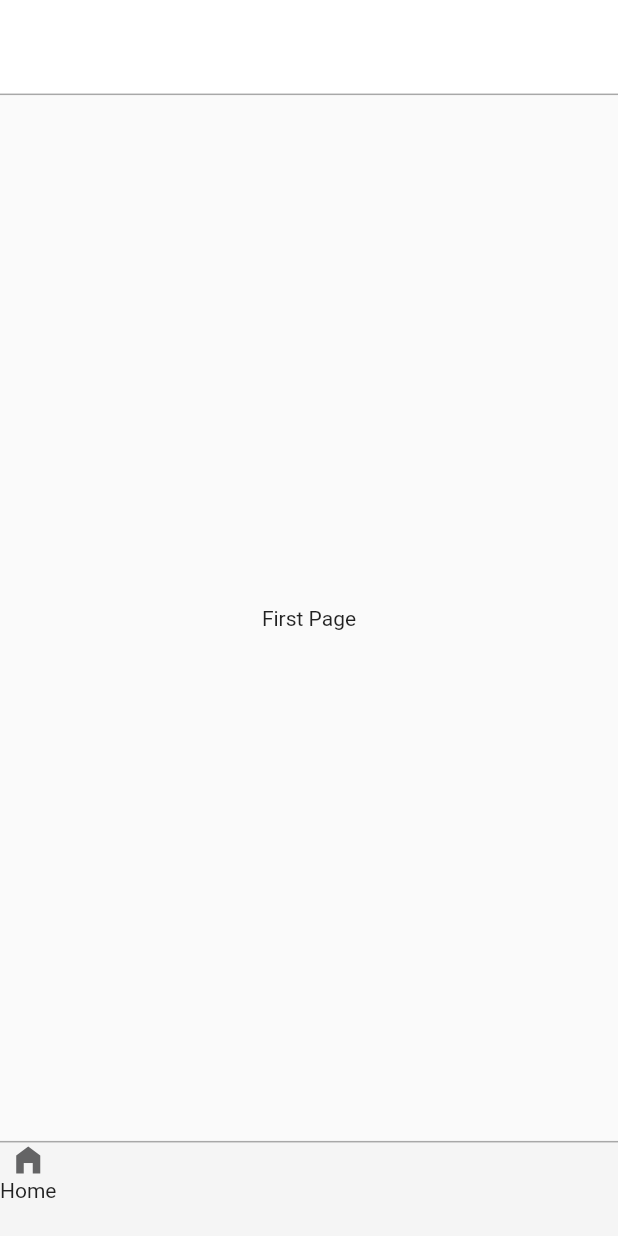
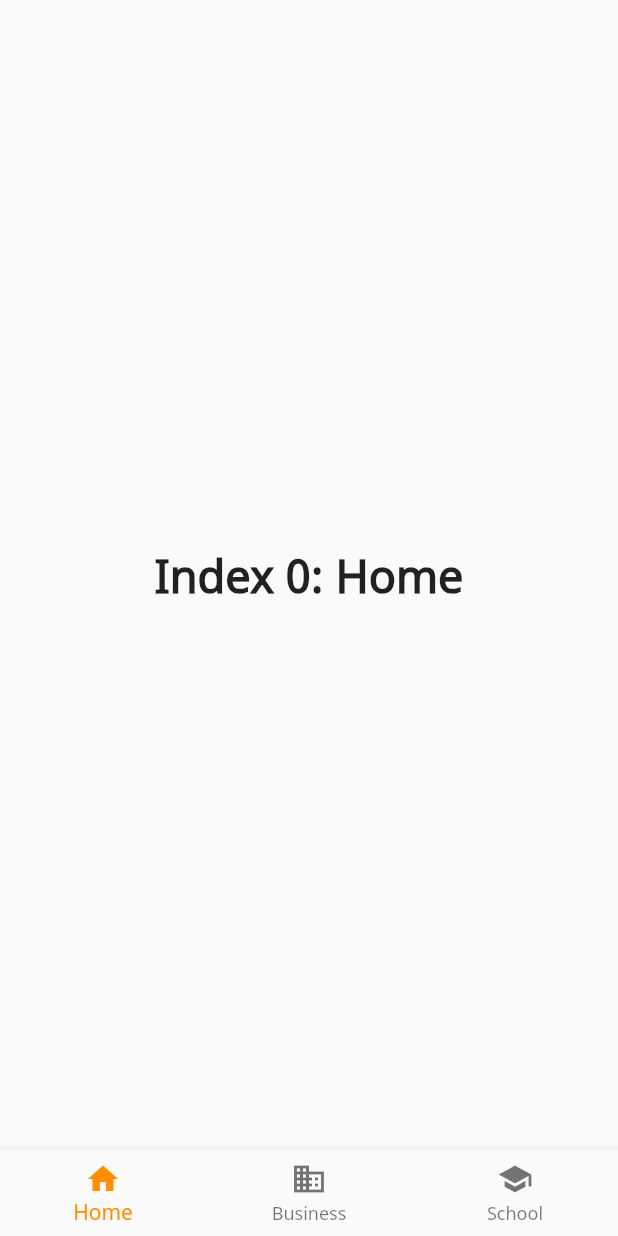
Before and after one commit to Miri-Hwang/mango_market, a Flutter app: the screen it shows after launch, on a phone screen of 412 x 824 dp. Run offline on Flutter 3.47's test engine with Material 2 defaults, Android fonts, the phone set to English and light mode, and no system bars.

Commit message:
add bottom navigation bar sample

```diff
--- a/lib/main.dart
+++ b/lib/main.dart
@@ -22,6 +22,7 @@ class MyApp extends StatelessWidget {
         // or simply save your changes to "hot reload" in a Flutter IDE).
         // Notice that the counter didn't reset back to zero; the application
         // is not restarted.
+        fontFamily: 'NotoSans',
         primarySwatch: Colors.yellow,
       ),
       home: MyHomePage(title: 'Flutter Demo Home Page'),
@@ -48,70 +49,113 @@ class MyHomePage extends StatefulWidget {
 }
 
 class _MyHomePageState extends State<MyHomePage> {
+  int _selectedIndex = 0;
+  static const TextStyle optionStyle = TextStyle(fontSize: 30, fontWeight: FontWeight.bold);
+  static const List<Widget> _widgetOptions = <Widget>[
+    Text(
+      'Index 0: Home',
+      style: optionStyle,
+    ),
+    Text(
+      'Index 1: Business',
+      style: optionStyle,
+    ),
+    Text(
+      'Index 2: School',
+      style: optionStyle,
+    ),
+  ];
 
-
+  void _onItemTapped(int index) {
+    setState(() {
+      _selectedIndex = index;
+    });
+  }
 
   @override
   Widget build(BuildContext context) {
-    final PageController controller = PageController(initialPage: 0);
+    // final PageController controller = PageController(initialPage: 0);
 
     return Scaffold(
+      bottomNavigationBar: BottomNavigationBar(
+        items: const <BottomNavigationBarItem>[
+          BottomNavigationBarItem(
+            icon: Icon(Icons.home),
+            label: 'Home',
+          ),
+          BottomNavigationBarItem(
+            icon: Icon(Icons.business),
+            label: 'Business',
+          ),
+          BottomNavigationBarItem(
+            icon: Icon(Icons.school),
+            label: 'School',
+          ),
+        ],
+        currentIndex: _selectedIndex,
+        selectedItemColor: Colors.amber[800],
+        onTap: _onItemTapped,
+      ),
+      body: SafeArea(
+        child: Center(
+          child: _widgetOptions.elementAt(_selectedIndex),
+        ),
 
-      body: SafeArea(
-        child: Column(
-          crossAxisAlignment: CrossAxisAlignment.stretch,
-          children: [
-            Expanded(
-              flex: 1,
-              child: Container(
-
-                decoration: BoxDecoration(
-                  color: white,
-                  border: Border(bottom: BorderSide(color: borderGrey, width: 1))
-
-                ),
-              ),
-            ),
-            Expanded(
-              flex: 11,
-              child: PageView(
-                scrollDirection: Axis.horizontal,
-                controller: controller,
-                children: const <Widget>[
-                  Center(
-                    child: Text('First Page'),
-                  ),
-                  Center(
-                    child: Text('Second Page'),
-                  ),
-                  Center(
-                    child: Text('Third Page'),
-                  ),
-                  Center(
-                    child: Text('Fourth Page'),
-                  ),
-                  Center(
-                    child: Text('Fifth Page'),
-                  )
-                ],
-              )
-            ),
-            Expanded(
-              flex: 1,
-              child: Container(
-                decoration: BoxDecoration(
-                  color:whiteGrey,
-                  border: Border(top: BorderSide(width: 1, color: borderGrey))
-                ),
-                child: Row(
-                  children: [
-                    Column(children: [Icon(Icons.home_filled, color: darkGrey,),Text('Home',)],)
-                  ],
-                ),
-              ),
-            )
-          ],
-        ),
+        // child: Column(
+        //   crossAxisAlignment: CrossAxisAlignment.stretch,
+        //   children: [
+        //     Expanded(
+        //       flex: 1,
+        //       child: Container(
+        //
+        //         decoration: BoxDecoration(
+        //           color: white,
+        //           border: Border(bottom: BorderSide(color: borderGrey, width: 1))
+        //
+        //         ),
+        //       ),
+        //     ),
+        //     Expanded(
+        //       flex: 11,
+        //       child: PageView(
+        //         scrollDirection: Axis.horizontal,
+        //         controller: controller,
+        //         children: const <Widget>[
+        //           Center(
+        //             child: Text('First Page'),
+        //           ),
+        //           Center(
+        //             child: Text('Second Page'),
+        //           ),
+        //           Center(
+        //             child: Text('Third Page'),
+        //           ),
+        //           Center(
+        //             child: Text('Fourth Page'),
+        //           ),
+        //           Center(
+        //             child: Text('Fifth Page'),
+        //           )
+        //         ],
+        //       )
+        //     ),
+        //     Expanded(
+        //       flex: 1,
+        //       child: Container(
+        //         decoration: BoxDecoration(
+        //           color:whiteGrey,
+        //           border: Border(top: BorderSide(width: 1, color: borderGrey))
+        //         ),
+        //         child: Row(
+        //           crossAxisAlignment: CrossAxisAlignment.center,
+        //           children: [
+        //             Column(children: [Icon(Icons.home_filled, color: darkGrey,),SizedBox(height: 2,),Text('Home',style: TextStyle(fontSize: 10),)],)
+        //           ],
+        //         ),
+        //       ),
+        //     )
+        //   ],
+        // ),
       )
 
     );
```
